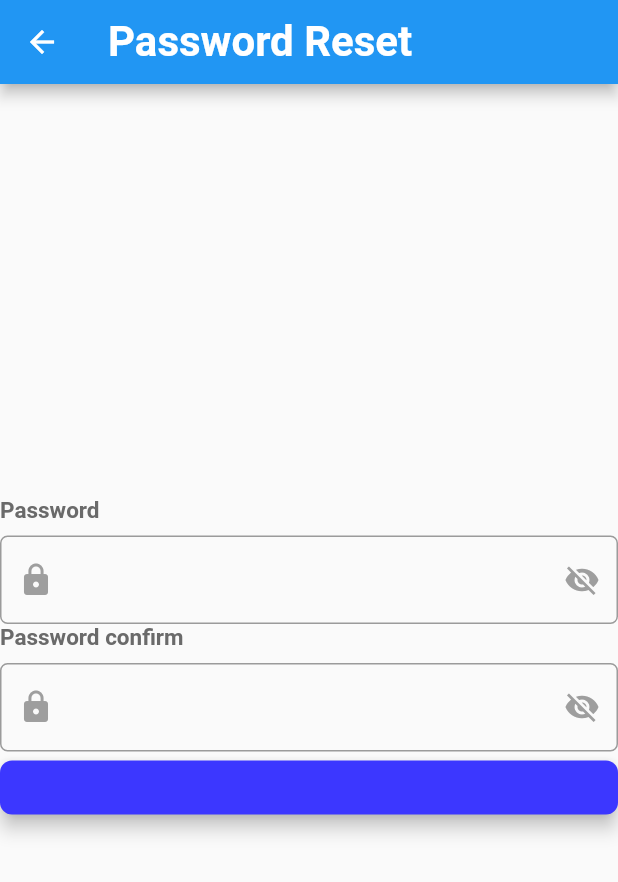
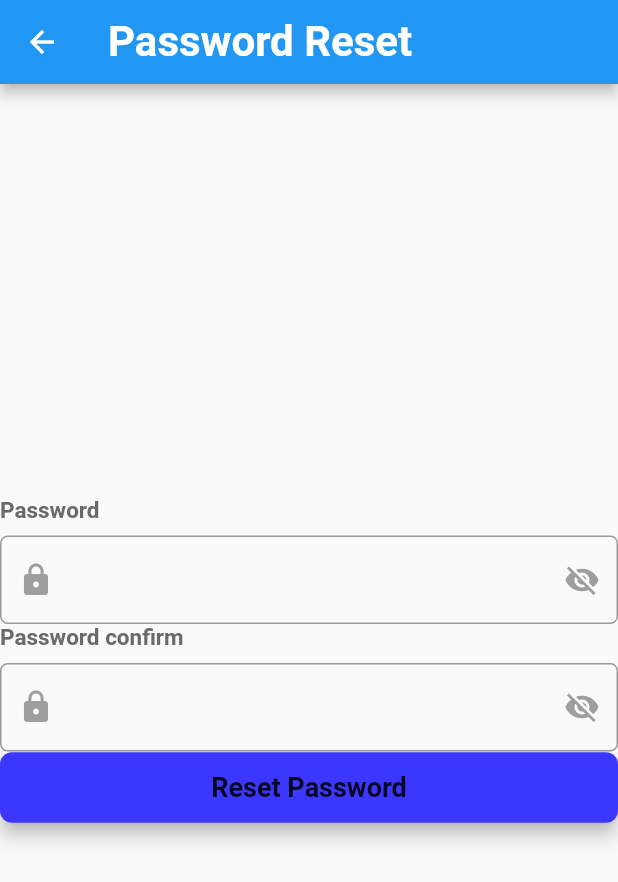
Before and after one commit to qinyanjuidavid/Taskido-App, a Flutter app: the PasswordResetScreen screen opened by its route, on a phone screen of 412 x 824 dp. Shown: the top 882 px of the screen. Run offline on Flutter 3.47's test engine with Material 2 defaults, Android fonts, the phone set to English and light mode, and no system bars; our stand-ins replace date_time_picker, flutter_colorpicker, flutter_svg, fluttertoast, hive, hive_flutter and 1 more; missing offline and left inert: http_interceptor; accounts and stored records are empty.

Commit message:
:hammer: code refactoring

```diff
--- a/lib/configs/routes.dart
+++ b/lib/configs/routes.dart
@@ -5,8 +5,8 @@ import 'package:taskido/views/auth/otp_page.dart';
 import 'package:taskido/views/auth/password_reset_screen.dart';
 import 'package:taskido/views/home.dart';
 import 'package:taskido/views/auth/signup.dart';
-import 'package:taskido/views/splash_screen.dart';
-import 'package:taskido/views/welcome_screen.dart';
+import 'package:taskido/views/welcome/splash_screen.dart';
+import 'package:taskido/views/welcome/welcome_screen.dart';
 
 import '../views/auth/login.dart';
 
--- a/lib/views/auth/login.dart
+++ b/lib/views/auth/login.dart
@@ -178,7 +178,6 @@ class _LoginScreenState extends State<LoginScreen> {
                       ),
                       AuthButton(
                         onPressed: loginSubmit,
-                        title: "Sign In",
                         child: Consumer<AuthService>(
                           builder: ((context, value, child) {
                             if (value.loadingLogin == true) {
--- a/lib/views/auth/password_reset_screen.dart
+++ b/lib/views/auth/password_reset_screen.dart
@@ -105,7 +105,6 @@ class _PasswordResetScreenState extends State<PasswordResetScreen> {
                 ),
                 AuthButton(
                   onPressed: _passwordResetFnc,
-                  title: "Reset Password",
                   child: Consumer<AuthService>(
                     builder: ((context, value, child) {
                       if (value.passwordResetLoading == true) {
@@ -118,6 +117,13 @@ class _PasswordResetScreenState extends State<PasswordResetScreen> {
                           ),
                         );
                       }
+                      return const Text(
+                        "Reset Password",
+                        style: TextStyle(
+                          fontWeight: FontWeight.bold,
+                          fontSize: 18,
+                        ),
+                      );
                     }),
                   ),
                 ),
--- a/lib/views/home.dart
+++ b/lib/views/home.dart
@@ -6,7 +6,6 @@ import 'package:taskido/data/data_search.dart';
 import 'package:taskido/data/models/category_models.dart';
 import 'package:taskido/services/auth_services.dart';
 import 'package:taskido/services/tasks_services.dart';
-import 'package:taskido/views/auth/tasks_screen.dart';
 
 class HomeScreen extends StatefulWidget {
   HomeScreen({Key? key}) : super(key: key);
--- a/lib/widgets/buttons/auth_button.dart
+++ b/lib/widgets/buttons/auth_button.dart
@@ -2,13 +2,8 @@ import 'package:flutter/material.dart';
 
 class AuthButton extends StatelessWidget {
   final Function onPressed;
-  final String title;
   final Widget child;
-  const AuthButton(
-      {Key? key,
-      required this.onPressed,
-      required this.title,
-      required this.child})
+  const AuthButton({Key? key, required this.onPressed, required this.child})
       : super(key: key);
 
   @override
--- a/lib/widgets/inputs/text_field_with_label.dart
+++ b/lib/widgets/inputs/text_field_with_label.dart
@@ -7,7 +7,8 @@ class TextFieldWithLabel extends StatelessWidget {
   final Widget? prefix;
   final String? hintText;
   final Function? onVisibilityChange;
-  final Function? validator;
+  // final Function? validator;
+  final String? Function(String?)? validator;
   final Color? color;
   final TextEditingController controller;
   final Function? onChange;
@@ -48,7 +49,7 @@ class TextFieldWithLabel extends StatelessWidget {
             controller: controller,
             obscureText: obsecure,
             keyboardType: TextInputType.emailAddress,
-            // validator: validatorFunc ,
+            validator: validator,
             textInputAction: TextInputAction.next,
             decoration: InputDecoration(
               border: OutlineInputBorder(
```
Also changed, not shown: lib/views/auth/signup.dart (+2 -12 lines).
